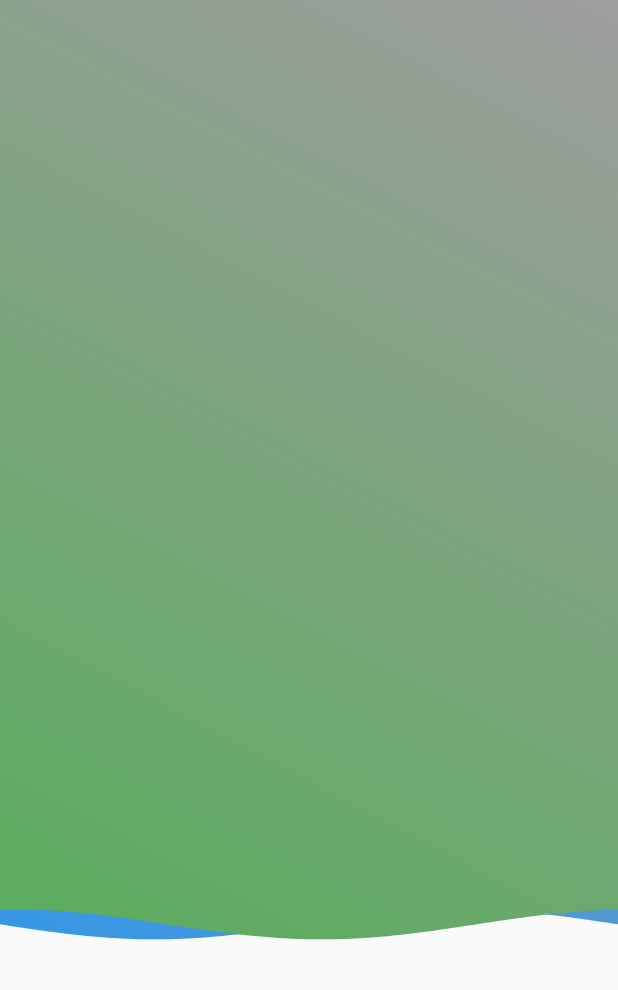
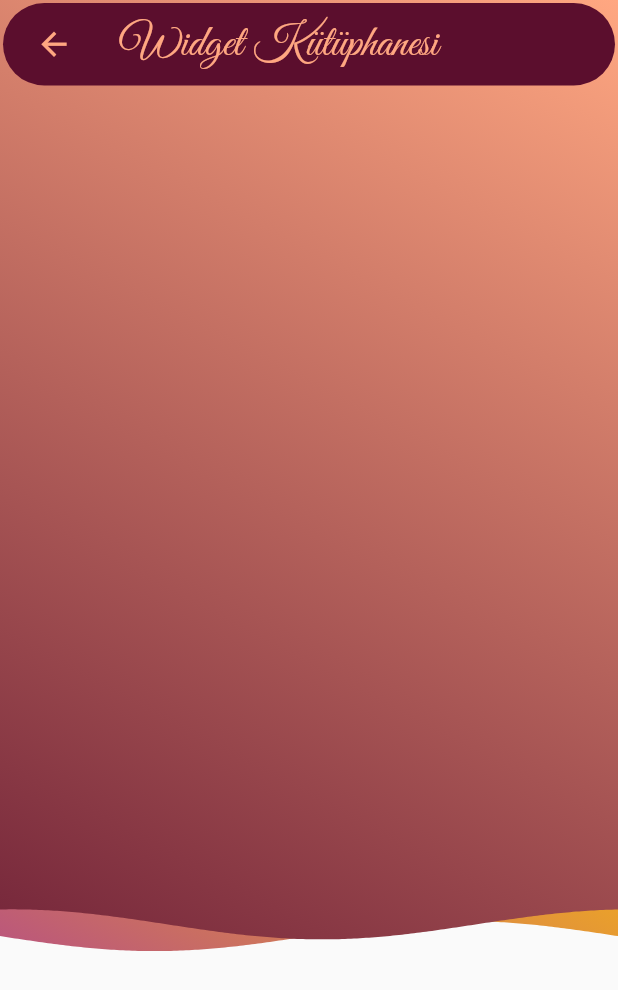
Before and after one commit to metekaya/widget-library, a Flutter app: the screen it shows after launch, after a tap on "Wave Background", on a phone screen of 412 x 824 dp. Shown: the top 990 px of the screen. Run offline on Flutter 3.47's test engine with Material 2 defaults, Android fonts, the phone set to English and light mode, and no system bars; drawn by our look-alikes of wave; our stand-ins replace syncfusion_flutter_charts.

Commit message:
2 new widgets added, custom app bar created

```diff
--- a/lib/home_page.dart
+++ b/lib/home_page.dart
@@ -1,5 +1,6 @@
 import 'package:flutter/material.dart';
 import 'package:widget_testing/consts/custom_colors.dart';
+import 'package:widget_testing/widgets/animated_fade.dart';
 import 'package:widget_testing/widgets/chart.dart';
 import 'package:widget_testing/widgets/wave_background.dart';
 
@@ -31,13 +32,19 @@ class HomePage extends StatelessWidget {
                 HomePageButton(
                   'Chart Widget',
                   () {
-                    navigateTo(context, ChartPage.routeName);
+                    navigateTo(context, ChartScreen.routeName);
                   },
                 ),
                 HomePageButton(
                   'Wave Background',
                   () {
-                    navigateTo(context, WaveBackground.routeName);
+                    navigateTo(context, WaveBackgroundScreen.routeName);
+                  },
+                ),
+                HomePageButton(
+                  'Animated Cross Fade',
+                  () {
+                    navigateTo(context, AnimatedFadeScreen.routeName);
                   },
                 ),
               ],
--- a/lib/main.dart
+++ b/lib/main.dart
@@ -1,4 +1,5 @@
 import 'package:flutter/material.dart';
+import 'package:widget_testing/widgets/animated_fade.dart';
 import 'package:widget_testing/widgets/chart.dart';
 import 'package:widget_testing/home_page.dart';
 import 'package:widget_testing/widgets/wave_background.dart';
@@ -20,8 +21,9 @@ class MyApp extends StatelessWidget {
         ),
         theme: ThemeData(fontFamily: 'Quicksand'),
         routes: {
-          ChartPage.routeName: (ctx) => ChartPage(),
-          WaveBackground.routeName: (ctx) => WaveBackground(),
+          ChartScreen.routeName: (ctx) => ChartScreen(),
+          WaveBackgroundScreen.routeName: (ctx) => WaveBackgroundScreen(),
+          AnimatedFadeScreen.routeName: (ctx) => AnimatedFadeScreen(),
         });
   }
 }
--- a/lib/widgets/wave_background.dart
+++ b/lib/widgets/wave_background.dart
@@ -1,15 +1,18 @@
 import 'package:flutter/material.dart';
 import 'package:wave/config.dart';
 import 'package:wave/wave.dart';
+import 'package:widget_testing/consts/custom_colors.dart';
+import 'package:widget_testing/widgets/custom_appbar.dart';
 
-class WaveBackground extends StatelessWidget {
-  static const routeName = '/WaveBackground';
+class WaveBackgroundScreen extends StatelessWidget {
+  static const routeName = '/WaveBackgroundScreen';
 
-  const WaveBackground({Key? key}) : super(key: key);
+  const WaveBackgroundScreen({Key? key}) : super(key: key);
 
   @override
   Widget build(BuildContext context) {
-    return Scaffold(
+    return SafeArea(
+      child: Scaffold(
         body: SingleChildScrollView(
           child: Stack(
             children: [
@@ -21,17 +24,18 @@ class WaveBackground extends StatelessWidget {
                     config: CustomConfig(
                       gradients: [
                         [
-                        Colors.grey,
-                        Colors.blue,
+                          Colors.lime,
+                          Colors.amber,
+                          Colors.purple,
                         ],
                         [
-                        Colors.grey,
-                        Colors.green,
+                          CustomColors.secondaryColor,
+                          CustomColors.primaryColor,
                         ]
                       ],
-                    durations: [19440, 10800],
-                    heightPercentages: [0.20, 0.20],
-                    blur: MaskFilter.blur(BlurStyle.solid, 10),
+                      durations: [25000, 10800],
+                      heightPercentages: [0.19, 0.20],
+                      blur: MaskFilter.blur(BlurStyle.solid, 20),
                       gradientBegin: Alignment.bottomLeft,
                       gradientEnd: Alignment.topRight,
                     ),
@@ -43,7 +47,40 @@ class WaveBackground extends StatelessWidget {
                   ),
                 ),
               ),
+              Container(
+                margin: EdgeInsets.all(2),
+                width: double.infinity,
+                height: 55,
+                decoration: BoxDecoration(
+                  borderRadius: BorderRadius.circular(30),
+                  color: CustomColors.primaryColor,
+                ),
+                child: Row(
+                  children: [
+                    Container(
+                      margin: EdgeInsets.only(left: 10),
+                      child: IconButton(
+                        onPressed: () => Navigator.pop(context),
+                        iconSize: 25,
+                        icon: Icon(Icons.arrow_back),
+                        color: CustomColors.secondaryColor,
+                      ),
+                    ),
+                    Container(
+                      margin: EdgeInsets.only(left: 20),
+                      child: Text(
+                        'Widget Kütüphanesi',
+                        style: TextStyle(
+                            fontFamily: 'HandWrite',
+                            fontSize: 30,
+                            color: CustomColors.secondaryColor),
+                      ),
+                    ),
                   ],
+                ),
+              ),
+            ],
+          ),
         ),
       ),
     );
--- a/pubspec.yaml
+++ b/pubspec.yaml
@@ -30,6 +30,7 @@ dependencies:
   cupertino_icons: ^1.0.2
   syncfusion_flutter_charts: ^19.2.55+1
   wave: ^0.2.0
+  url_launcher: ^6.0.9
 
 
 dev_dependencies:
```
Also changed, not shown: lib/widgets/animated_fade.dart (added, +137 -0 lines), lib/widgets/chart.dart (+4 -4 lines), lib/widgets/custom_appbar.dart (+6 -2 lines), pubspec.lock. Lines whose indentation alone changed are shown as unchanged.
